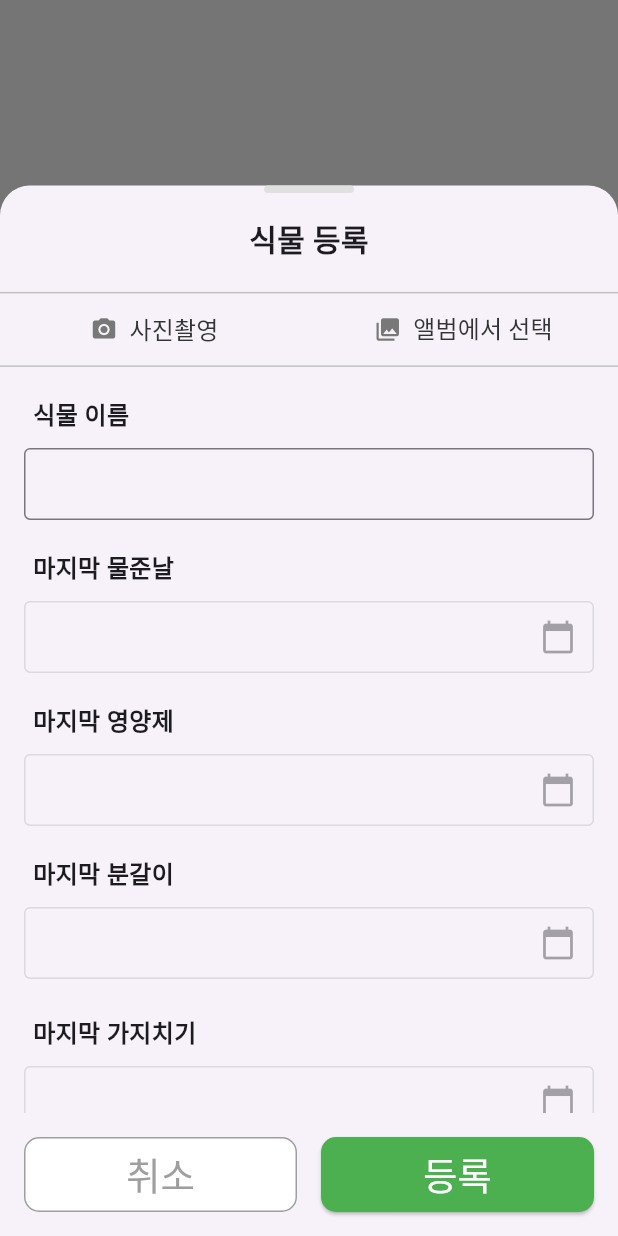
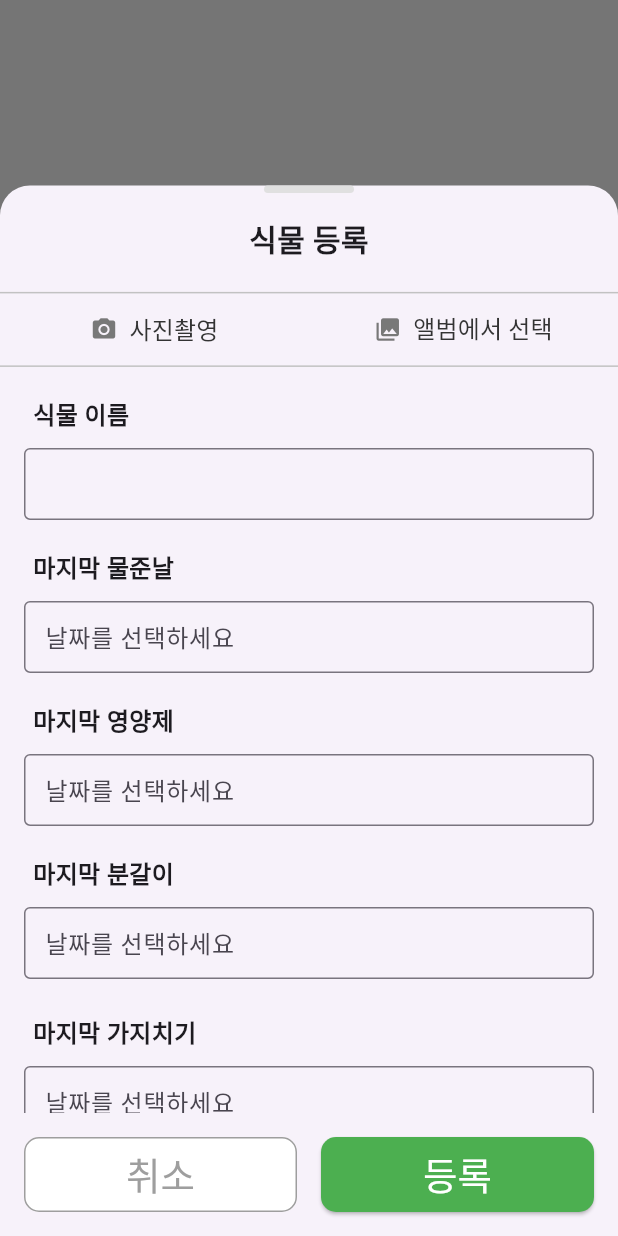
Before and after one commit to kimjaehui02/WonRoom, a Flutter app: what showPlantRegistrationModal() shows on an empty page, opened directly, on a phone screen of 412 x 824 dp. Run offline on Flutter 3.47's test engine with Material 3 defaults, Android fonts, the phone set to English and light mode, and no system bars; our stand-ins replace csv, dio, dropdown_button2, flutter_image_compress, flutter_secure_storage, geolocator and 3 more; accounts and stored records are empty; network calls fail; Roboto replaces fonts that are missing (Pretendard); project files that could hold a hidden picture were left out.

Commit message:
다이어리등록준비완료

```diff
--- a/wonroom/lib/myPlantRegistration.dart
+++ b/wonroom/lib/myPlantRegistration.dart
@@ -7,6 +7,11 @@ import 'dart:io';
 void showPlantRegistrationModal(BuildContext context) {
   final picker = ImagePicker();
   final TextEditingController _plantNameController = TextEditingController();
+  final TextEditingController _lastWateredController = TextEditingController();
+  final TextEditingController _lastFertilizedController = TextEditingController();
+  final TextEditingController _lastRepottedController = TextEditingController();
+  final TextEditingController _lastPrunedController = TextEditingController();
+
   File? _image;
   bool _showImageInField = false; // 네 버튼을 눌렀을 때 이미지를 표시할지 여부
 
@@ -56,6 +61,19 @@ void showPlantRegistrationModal(BuildContext context) {
     );
   }
 
+  Future<void> _pickDate(BuildContext context, TextEditingController controller) async {
+    final DateTime? selectedDate = await showDatePicker(
+      context: context,
+      initialDate: DateTime.now(),
+      firstDate: DateTime(2000),
+      lastDate: DateTime(2101),
+    );
+    if (selectedDate != null) {
+      // 선택된 날짜를 텍스트 필드에 반영
+      controller.text = "${selectedDate.year}-${selectedDate.month}-${selectedDate.day}";
+    }
+  }
+
   showModalBottomSheet(
     context: context,
     isScrollControlled: true,
@@ -81,7 +99,7 @@ void showPlantRegistrationModal(BuildContext context) {
                 Future<void> _uploadImage(File image) async {
                   setState(() {
                     _isUploading = true;
-                    _plantNameController.text = "분석중입니다..."; // 검색중일 때 표시
+                    _plantNameController.text = "검색중입니다..."; // 검색중일 때 표시
                   });
 
                   try {
@@ -90,8 +108,7 @@ void showPlantRegistrationModal(BuildContext context) {
 
                     // 서버로 이미지를 전송하여 텍스트(식물 이름)를 받아옴
                     final response = await http.post(
-                      Uri.parse(
-                          'https://2f60-34-23-46-115.ngrok-free.app/plant_register'),
+                      Uri.parse('https://2f60-34-23-46-115.ngrok-free.app/plant_register'),
                       headers: {'Content-Type': 'application/json'},
                       body: json.encode({'image': base64Image}),
                     );
@@ -196,15 +213,13 @@ void showPlantRegistrationModal(BuildContext context) {
                                       right: 0,
                                       top: 0,
                                       child: IconButton(
-                                        icon: Icon(Icons.close,
-                                            color: Colors.red),
+                                        icon: Icon(Icons.close, color: Colors.red),
                                         onPressed: () {
                                           setState(() {
                                             _image = null;
                                             _plantName = '';
                                             _plantNameController.clear();
-                                            _showImageInField =
-                                            false; // 이미지 표시 플래그 초기화
+                                            _showImageInField = false; // 이미지 표시 플래그 초기화
                                           });
                                         },
                                       ),
@@ -226,37 +241,61 @@ void showPlantRegistrationModal(BuildContext context) {
                             SizedBox(height: 20),
                             Padding(
                               padding: const EdgeInsets.symmetric(horizontal: 16.0),
-                              child: _buildDatePicker(
-                                context,
+                              child: GestureDetector(
+                                onTap: () => _pickDate(context, _lastWateredController),
+                                child: AbsorbPointer(
+                                  child: _buildTextField(
+                                    controller: _lastWateredController,
+                                    hintText: '날짜를 선택하세요',
                                     label: '마지막 물준날',
                                     enabled: !_isUploading,
+                                  ),
+                                ),
                               ),
                             ),
                             SizedBox(height: 20),
                             Padding(
                               padding: const EdgeInsets.symmetric(horizontal: 16.0),
-                              child: _buildDatePicker(
-                                context,
+                              child: GestureDetector(
+                                onTap: () => _pickDate(context, _lastFertilizedController),
+                                child: AbsorbPointer(
+                                  child: _buildTextField(
+                                    controller: _lastFertilizedController,
+                                    hintText: '날짜를 선택하세요',
                                     label: '마지막 영양제',
                                     enabled: !_isUploading,
+                                  ),
+                                ),
                               ),
                             ),
                             SizedBox(height: 20),
                             Padding(
                               padding: const EdgeInsets.symmetric(horizontal: 16.0),
-                              child: _buildDatePicker(
-                                context,
+                              child: GestureDetector(
+                                onTap: () => _pickDate(context, _lastRepottedController),
+                                child: AbsorbPointer(
+                                  child: _buildTextField(
+                                    controller: _lastRepottedController,
+                                    hintText: '날짜를 선택하세요',
                                     label: '마지막 분갈이',
                                     enabled: !_isUploading,
+                                  ),
+                                ),
                               ),
                             ),
                             SizedBox(height: 24),
                             Padding(
                               padding: const EdgeInsets.symmetric(horizontal: 16.0),
-                              child: _buildDatePicker(
-                                context,
+                              child: GestureDetector(
+                                onTap: () => _pickDate(context, _lastPrunedController),
+                                child: AbsorbPointer(
+                                  child: _buildTextField(
+                                    controller: _lastPrunedController,
+                                    hintText: '날짜를 선택하세요',
                                     label: '마지막 가지치기',
                                     enabled: !_isUploading,
+                                  ),
+                                ),
                               ),
                             ),
                             SizedBox(height: 24),
@@ -378,45 +417,3 @@ Widget _buildTextField({
     ],
   );
 }
-
-Widget _buildDatePicker(BuildContext context,
-    {required String label, required bool enabled}) {
-  return Column(
-    crossAxisAlignment: CrossAxisAlignment.start,
-    children: [
-      Padding(
-        padding: const EdgeInsets.only(left: 6),
-        child: Text(
-          label,
-          style: TextStyle(fontSize: 16, fontWeight: FontWeight.bold),
-        ),
-      ),
-      SizedBox(height: 10),
-      GestureDetector(
-        onTap: enabled
-            ? () async {
-          final DateTime? selectedDate = await showDatePicker(
-            context: context,
-            initialDate: DateTime.now(),
-            firstDate: DateTime(2000),
-            lastDate: DateTime(2101),
-          );
-          if (selectedDate != null && selectedDate != DateTime.now()) {
-            // Handle date selection
-          }
-        }
-            : null,
-        child: AbsorbPointer(
-          child: TextField(
-            decoration: InputDecoration(
-              suffixIcon: Icon(Icons.calendar_today),
-              border: OutlineInputBorder(),
-              contentPadding: EdgeInsets.symmetric(horizontal: 10, vertical: 5),
-            ),
-            enabled: false,
-          ),
-        ),
-      ),
-    ],
-  );
-}
--- a/wonroom/lib/showFloatingActionModal.dart
+++ b/wonroom/lib/showFloatingActionModal.dart
@@ -199,7 +199,7 @@ void showFloatingActionModal(BuildContext context) {
 
 Future<Map<String, dynamic>> sendImageToServer(String base64Image, String category) async {
   final String url = category == 'plant_info'
-      ? 'https://cd91-34-75-121-152.ngrok-free.app/plant_info'
+      ? 'https://2496-34-23-46-115.ngrok-free.app/plant_info'
       : 'https://cfee-34-75-121-152.ngrok-free.app/plant_pest';
 
   try {
```
Lines whose indentation alone changed are shown as unchanged.
